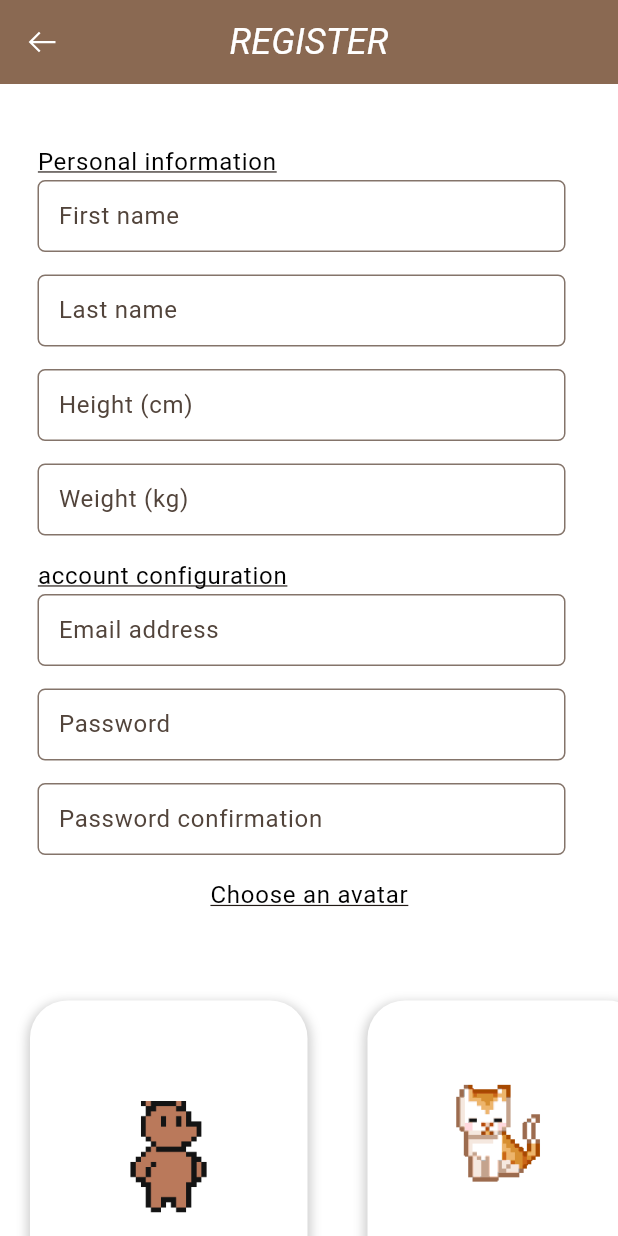
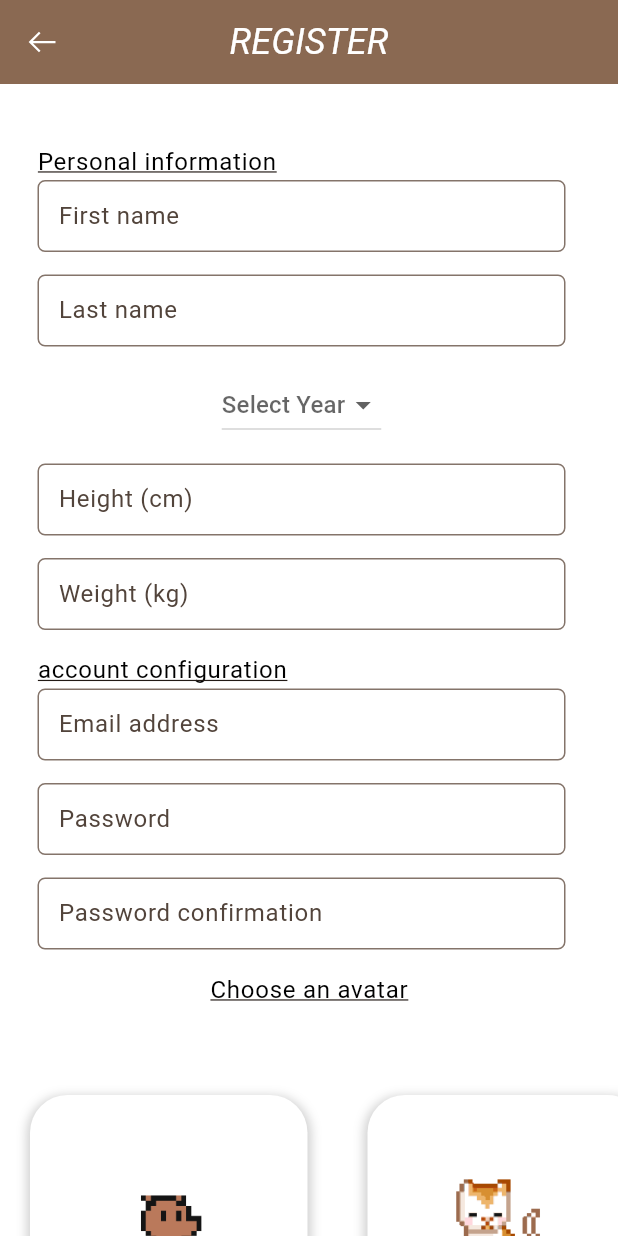
Before and after one commit to Hackathon2024v2/frontend, a Flutter app: the Register screen opened directly, on a phone screen of 412 x 824 dp. Run offline on Flutter 3.47's test engine with Material 3 defaults, Android fonts, the phone set to English and light mode, and no system bars; our stand-ins replace get, iconsax, line_awesome_flutter, smooth_page_indicator, supabase_flutter; accounts and stored records are empty; network calls fail.

Commit message:
update profile pages commit

```diff
--- a/lib/pages/profile.dart
+++ b/lib/pages/profile.dart
@@ -2,7 +2,6 @@ import 'package:flutter/material.dart';
 import 'package:flutter_application_2/objects/ProfileUser.dart';
 import 'package:flutter_application_2/pages/settings.dart';
 import 'package:flutter_application_2/widgets/profile_attribute.dart';
-import 'package:iconsax/iconsax.dart';
 import 'package:line_awesome_flutter/line_awesome_flutter.dart';
 import 'package:supabase_flutter/supabase_flutter.dart';
 
--- a/lib/pages/register.dart
+++ b/lib/pages/register.dart
@@ -1,7 +1,5 @@
 import 'package:flutter/material.dart';
-import 'package:flutter_application_2/pages/home_page.dart';
 import 'package:flutter_application_2/pages/login.dart';
-import 'package:flutter_application_2/pages/workouts.dart';
 import 'package:flutter_application_2/widgets/avatar_card_widget.dart';
 import 'package:line_awesome_flutter/line_awesome_flutter.dart';
 import 'package:supabase_flutter/supabase_flutter.dart';
@@ -35,6 +33,11 @@ class _RegisterState extends State<Register> {
   String chosenPath = "";
   bool isTapped = false;
 
+  final List<int> years = List<int>.generate(
+    DateTime.now().year - 1900 + 1,
+        (index) => DateTime.now().year - index,
+  ); // Generates years from currentYear to 1900.
+
   final TextEditingController _emailController = TextEditingController();
   final TextEditingController _passwordController = TextEditingController();
   final TextEditingController _confirmController = TextEditingController();
@@ -42,6 +45,8 @@ class _RegisterState extends State<Register> {
   final TextEditingController _lastNameController = TextEditingController();
   final TextEditingController _weightController = TextEditingController();
   final TextEditingController _heightController = TextEditingController();
+  final TextEditingController _ageController = TextEditingController();
+  final int _ageValue = 0;
 
   @override
   Widget build(BuildContext context) {
@@ -119,6 +124,26 @@ class _RegisterState extends State<Register> {
                 hintText: "Enter your last name",
                 validator: inputValidator,
               ),
+            ),
+
+            const SizedBox(height: 15),
+            Padding(
+                padding: const EdgeInsets.fromLTRB(25, 0, 35, 0),
+                child: DropdownButton<int>(
+                  hint: const Text('Select Year'),
+                  value: _ageValue,
+                  items: years.map((year) {
+                    return DropdownMenuItem<int>(
+                      value: year,
+                      child: Text(year.toString()),
+                    );
+                  }).toList(),
+                  onChanged: (value) {
+                    setState(() {
+                      _ageController.text = value?.toString() ?? '';
+                    });
+                  },
+                )
             ),
 
             const SizedBox(height: 15),
@@ -325,4 +350,16 @@ class _RegisterState extends State<Register> {
       );
     }
   }
+
+
+  List<int> generateYearList() {
+    final currentYear = DateTime.now().year;
+    final startYear = currentYear - 18; // Youngest valid year
+    const endYear = 1900; // Oldest valid year
+    return List<int>.generate(
+      startYear - endYear + 1,
+          (index) => startYear - index,
+    );
+  }
+
 }
--- a/lib/validators/validators.dart
+++ b/lib/validators/validators.dart
@@ -58,3 +58,12 @@ String? validateHeight(String? value) {
   }
   return null;
 }
+
+String? validateYear(String? value) {
+  if (value == null || value.isEmpty) return 'Please enter a valid year';
+  final int? year = int.tryParse(value);
+  if (year == null || year < 1900 || year > DateTime.now().year - 18) {
+    return 'Enter a year between 1900 and ${DateTime.now().year - 18}';
+  }
+  return null; // Valid year
+}
```
